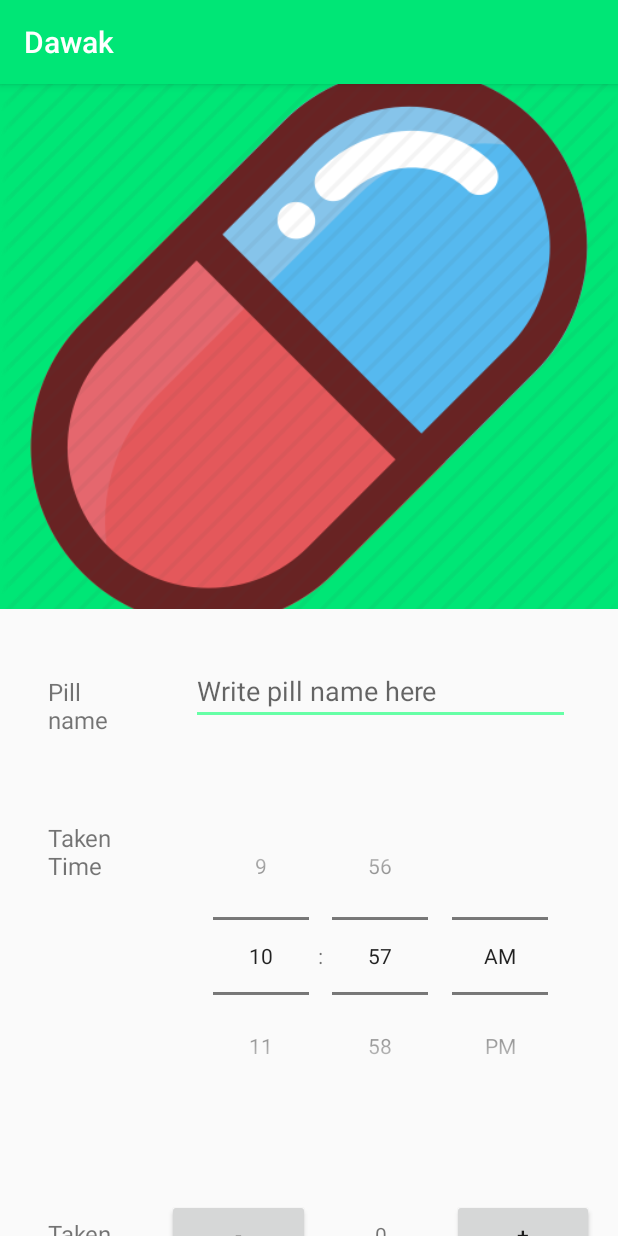
After one commit to suhaibmaree/Dawak, an Android app: the AddActivity screen opened directly, with no data from a screen before it, on a phone screen of 412 x 824 dp. The commit adds this screen. Run offline under Robolectric (Android 15) with nearby library versions, the phone set to English and light mode, and no system bars; our stand-ins replace Firebase (no records; nobody signed in at launch, a user with empty details on screens opened directly).

Commit message:
Finish Add activity

```diff
--- /dev/null
+++ b/Dawak/app/src/main/java/com/example/user/dawak/AddActivity.java
@@ -0,0 +1,145 @@
+package com.example.user.dawak;
+
+import android.content.Intent;
+import android.support.annotation.NonNull;
+import android.support.v7.app.AppCompatActivity;
+import android.os.Bundle;
+import android.text.TextUtils;
+import android.util.Log;
+import android.view.View;
+import android.widget.ArrayAdapter;
+import android.widget.Button;
+import android.widget.EditText;
+import android.widget.ImageView;
+import android.widget.Spinner;
+import android.widget.TextView;
+import android.widget.TimePicker;
+import android.widget.Toast;
+
+import com.bumptech.glide.Glide;
+import com.google.android.gms.tasks.OnCompleteListener;
+import com.google.android.gms.tasks.Task;
+import com.google.firebase.auth.FirebaseAuth;
+import com.google.firebase.database.DatabaseReference;
+import com.google.firebase.database.FirebaseDatabase;
+
+public class AddActivity extends AppCompatActivity implements View.OnClickListener {
+
+    private ImageView mImageView;
+    private EditText mPillName, mTakenDay;
+    private TimePicker mTimePicker;
+    private Button plusButton, minusButton ,addPillsButton;
+    private TextView takenNumberText;
+    private int takenNumber = 0;
+    private Pill pill;
+    private DatabaseReference mDatabase;
+    private FirebaseAuth mFirebaseAuth;
+
+
+    @Override
+    protected void onCreate(Bundle savedInstanceState) {
+        super.onCreate(savedInstanceState);
+        setContentView(R.layout.activity_add);
+
+        mImageView = findViewById(R.id.photo);
+        mPillName = findViewById(R.id.pill_name);
+        mTakenDay = findViewById(R.id.taken_day);
+        mTimePicker = findViewById(R.id.timePicker);
+        plusButton = findViewById(R.id.plus_button);
+        minusButton = findViewById(R.id.minus_button);
+        addPillsButton = findViewById(R.id.add_pill_button);
+        takenNumberText = findViewById(R.id.taken_number_text);
+
+        mDatabase = FirebaseDatabase.getInstance().getReference().child("pills");
+        mDatabase.keepSynced(true);
+        mFirebaseAuth = FirebaseAuth.getInstance();
+
+        plusButton.setOnClickListener(this);
+        minusButton.setOnClickListener(this);
+        addPillsButton.setOnClickListener(this);
+        takenNumberText.setText(takenNumber+"");
+
+
+        Glide.with(this)
+                .load(R.drawable.pill)
+                .into(mImageView);
+
+
+    }//end onCreat
+
+
+    @Override
+    public void onClick(View v) {
+        if (v == plusButton){
+            takenNumber++;
+            takenNumberText.setText(takenNumber+"");
+
+        }
+        if (v == minusButton){
+            if (takenNumber > 0){
+                takenNumber--;
+                takenNumberText.setText(takenNumber+"");
+            }
+
+        }
+        if (v == addPillsButton){
+
+             String pillName;
+             String timeOfTaken;
+             long currentTime;
+             int numberOfTaken;
+             String takenDay;
+
+             pill = new Pill();
+
+            if (TextUtils.isEmpty(mPillName.getText())){
+                // pill name is empty
+                Toast.makeText(this,"Please enter pill name",Toast.LENGTH_SHORT).show();
+            }
+            else
+                if (TextUtils.isEmpty(mTakenDay.getText())){
+                    // taken day is empty
+                    Toast.makeText(this,"Please enter your pill taken day",Toast.LENGTH_SHORT).show();
+                }
+                else{
+
+
+
+                    String AM_PM ;
+                    if(mTimePicker.getHour() < 12) {
+                        AM_PM = "AM";
+                    } else {
+                        AM_PM = "PM";
+                    }
+
+                        pillName = mPillName.getText().toString();
+                        timeOfTaken = mTimePicker.getHour()+":"+mTimePicker.getMinute()+" "+AM_PM;
+                        currentTime = System.currentTimeMillis();
+                        numberOfTaken = Integer.parseInt(takenNumberText.getText().toString());
+                        takenDay = mTakenDay.getText().toString();
+
+                        pill.setPillName(pillName);
+                        pill.setTimeOfTaken(timeOfTaken);
+                        pill.setCurrentTime(currentTime);
+                        pill.setNumberOfTaken(numberOfTaken);
+                        pill.setTakenDay(takenDay);
+
+                        mDatabase.child(mFirebaseAuth.getUid()).push().setValue(pill)
+                                .addOnCompleteListener(new OnCompleteListener<Void>() {
+                                    @Override
+                                    public void onComplete(@NonNull Task<Void> task) {
+                                        Log.d("tag", "onComplete: "+task.isSuccessful());
+                                        if (task.isSuccessful()){
+
+                                            Toast.makeText(AddActivity.this,"pill added successful",Toast.LENGTH_SHORT).show();
+                                        }
+                                        else {
+                                            Toast.makeText(AddActivity.this,"pill added failed",Toast.LENGTH_SHORT).show();
+
+                                        }
+                                    }
+                                });
+                }//end if
+        }//end else
+    }//end onClick method
+}//end class
--- /dev/null
+++ b/Dawak/app/src/main/res/layout/activity_add.xml
@@ -0,0 +1,194 @@
+<android.support.design.widget.CoordinatorLayout xmlns:android="http://schemas.android.com/apk/res/android"
+    xmlns:app="http://schemas.android.com/apk/res-auto"
+    xmlns:tools="http://schemas.android.com/tools"
+    android:id="@+id/draw_insets_frame_layout"
+    android:layout_width="match_parent"
+    android:layout_height="match_parent"
+    android:fitsSystemWindows="true">
+
+    <android.support.design.widget.AppBarLayout
+        android:layout_width="match_parent"
+        android:layout_height="350dp"
+        android:elevation="4dp">
+
+        <android.support.design.widget.CollapsingToolbarLayout
+            android:layout_width="match_parent"
+            android:layout_height="match_parent"
+            app:layout_scrollFlags="scroll|exitUntilCollapsed|enterAlwaysCollapsed"
+            android:id="@+id/photo_container"
+            >
+            <!--suppress AndroidLintContentDescription -->
+            <ImageView
+                android:id="@+id/photo"
+                app:layout_collapseMode="parallax"
+                android:layout_width="match_parent"
+                android:layout_height="match_parent"
+                android:scaleType="centerCrop"
+                />
+
+        </android.support.design.widget.CollapsingToolbarLayout>
+    </android.support.design.widget.AppBarLayout>
+
+
+    <android.support.v4.widget.NestedScrollView
+        android:id="@+id/scrollview"
+        android:layout_width="match_parent"
+        android:layout_height="match_parent"
+        app:layout_behavior="@string/appbar_scrolling_view_behavior"
+        >
+
+        <LinearLayout
+            android:id="@+id/meta_bar"
+            android:layout_width="match_parent"
+            android:layout_height="match_parent"
+            android:orientation="vertical"
+
+            >
+
+            <LinearLayout
+                android:layout_width="match_parent"
+                android:layout_height="wrap_content"
+                android:orientation="horizontal"
+                android:layout_margin="@dimen/activity_horizontal_margin">
+
+                <TextView
+                    android:layout_width="match_parent"
+                    android:layout_height="wrap_content"
+                    android:textSize="@dimen/body_size"
+                    android:text="@string/pill_name"
+                    tools:text="Pill Name"
+                    android:layout_margin="@dimen/text_margin"
+                    android:layout_weight="75"
+                    />
+
+                <EditText
+                    android:id="@+id/pill_name"
+                    android:layout_width="match_parent"
+                    android:layout_height="wrap_content"
+                    tools:text="Trufen "
+                    android:hint="@string/write_pill_name_here"
+                    android:layout_margin="@dimen/text_margin"
+                    android:layout_weight="25"
+
+
+                />
+            </LinearLayout>
+
+            <LinearLayout
+                android:layout_width="match_parent"
+                android:layout_height="wrap_content"
+                android:orientation="horizontal"
+                android:layout_margin="@dimen/activity_horizontal_margin">
+
+                <TextView
+                    android:layout_width="match_parent"
+                    android:layout_height="wrap_content"
+                    android:textSize="@dimen/body_size"
+                    android:text="@string/taken_time"
+                    tools:text="Taken Time"
+                    android:layout_margin="@dimen/text_margin"
+                    android:layout_weight="75"
+                    />
+
+
+
+                    <TimePicker
+                        android:id="@+id/timePicker"
+                        android:layout_width="match_parent"
+                        android:layout_height="wrap_content"
+                        android:layout_marginBottom="24dp"
+                        android:timePickerMode="spinner"
+                        android:layout_weight="25">
+
+                    </TimePicker>
+
+
+            </LinearLayout>
+            <LinearLayout
+                android:layout_width="match_parent"
+                android:layout_height="wrap_content"
+                android:orientation="horizontal"
+                android:layout_margin="@dimen/activity_horizontal_margin">
+
+                <TextView
+                    android:layout_width="match_parent"
+                    android:layout_height="wrap_content"
+                    android:text="@string/number_of_taken"
+                    tools:text="Taken number"
+                    android:textSize="@dimen/body_size"
+                    android:layout_marginStart="@dimen/text_margin"
+                    android:layout_weight="25"
+                    />
+
+                <Button
+                    android:id="@+id/minus_button"
+                    android:layout_width="match_parent"
+                    android:layout_height="wrap_content"
+                    android:text="@string/sub_button"
+                    android:layout_weight="25"/>
+
+                <TextView
+                    android:id="@+id/taken_number_text"
+                    android:layout_width="match_parent"
+                    android:layout_height="wrap_content"
+                    android:textAlignment="center"
+                    tools:text="0"
+                    android:layout_weight="25"/>
+
+                <Button
+                    android:id="@+id/plus_button"
+                    android:layout_width="match_parent"
+                    android:layout_height="wrap_content"
+                    android:text="@string/add_button"
+                    android:layout_weight="25"/>
+
+            </LinearLayout>
+
+
+            <LinearLayout
+                android:layout_width="match_parent"
+                android:layout_height="wrap_content"
+                android:orientation="horizontal"
+                android:layout_margin="@dimen/activity_horizontal_margin">
+
+                <TextView
+                    android:layout_width="match_parent"
+                    android:layout_height="wrap_content"
+                    android:textSize="@dimen/body_size"
+                    android:text="@string/taken_day"
+                    tools:text="Taken Day"
+                    android:layout_margin="@dimen/text_margin"
+                    android:layout_weight="75"
+                    />
+
+                <EditText
+                    android:id="@+id/taken_day"
+                    android:layout_width="match_parent"
+                    android:layout_height="wrap_content"
+                    android:layout_margin="@dimen/text_margin"
+                    tools:text="Sunday "
+                    android:layout_weight="25"
+                    android:hint="@string/sunday"/>
+
+
+            </LinearLayout>
+
+            <Button
+                android:id="@+id/add_pill_button"
+                android:layout_width="match_parent"
+                android:layout_height="wrap_content"
+                android:layout_gravity="bottom"
+                android:layout_marginBottom="50dp"
+                android:background="@color/RoyalBlue"
+                android:gravity="center"
+                android:letterSpacing="0.2"
+                android:padding="16dp"
+                android:text="@string/add"
+                android:textColor="@color/Black"
+                android:textStyle="normal"
+                android:layout_marginLeft="16dp"
+                android:layout_marginRight="16dp"/>
+        </LinearLayout>
+    </android.support.v4.widget.NestedScrollView>
+
+</android.support.design.widget.CoordinatorLayout>
--- a/Dawak/app/src/main/res/layout/activity_login.xml
+++ b/Dawak/app/src/main/res/layout/activity_login.xml
@@ -97,8 +97,8 @@
             android:letterSpacing="0.2"
             android:padding="16dp"
             android:text="@string/login"
-            android:textColor="@color/White"
-            android:textStyle="bold" />
+            android:textColor="@color/Black"
+            android:textStyle="normal" />
 
         <TextView
             android:id="@+id/lin"
--- a/Dawak/app/src/main/res/layout/activity_register.xml
+++ b/Dawak/app/src/main/res/layout/activity_register.xml
@@ -97,8 +97,8 @@
             android:letterSpacing="0.2"
             android:padding="16dp"
             android:text="@string/signUp"
-            android:textColor="@color/White"
-            android:textStyle="bold" />
+            android:textColor="@color/Black"
+            android:textStyle="normal" />
 
         <TextView
             android:id="@+id/lin"
--- a/Dawak/app/src/main/res/values/dimens.xml
+++ b/Dawak/app/src/main/res/values/dimens.xml
@@ -2,4 +2,10 @@
     <!-- Default screen margins, per the Android Design guidelines. -->
     <dimen name="activity_horizontal_margin">16dp</dimen>
     <dimen name="activity_vertical_margin">16dp</dimen>
+    <dimen name="toolbar_height">80dp</dimen>
+    <dimen name="toolbar_margin_top">10dp</dimen>
+    <dimen name="title_size">20sp</dimen>
+    <dimen name="title_leaft_margin">55dp</dimen>
+    <dimen name="body_size">16sp</dimen>
+    <dimen name="text_margin">16dp</dimen>
 </resources>
--- a/Dawak/app/src/main/res/values/strings.xml
+++ b/Dawak/app/src/main/res/values/strings.xml
@@ -10,4 +10,16 @@
     <string name="registered_emailid">Please enter your Registered Email</string>
     <string name="submit">SUBMIT</string>
     <string name="title_activity_login">Login</string>
+    <string name="pill_name">Pill name</string>
+    <string name="taken_time">Taken Time</string>
+    <string name="column">:</string>
+    <string name="number_of_taken">Taken number</string>
+    <string name="add_button">+</string>
+    <string name="sub_button">-</string>
+    <string name="taken_day">Taken Day</string>
+    <string name="add">Add</string>
+    <string name="sunday">Sunday</string>
+    <string name="write_pill_name_here">Write pill name here</string>
+
+
 </resources>
```
Also changed, not shown: Dawak/app/src/main/java/com/example/user/dawak/Adapter.java (added, +79 -0 lines), Dawak/app/src/main/java/com/example/user/dawak/Pill.java (added, +65 -0 lines), Dawak/app/src/main/java/com/example/user/dawak/ProfileActivity.java (+3 -4 lines), Dawak/app/src/main/res/layout/pill_card.xml (added, +89 -0 lines), Dawak/app/src/main/res/drawable/pill.png (added), Dawak/app/src/main/res/drawable/plus_icon.jpg (added).
